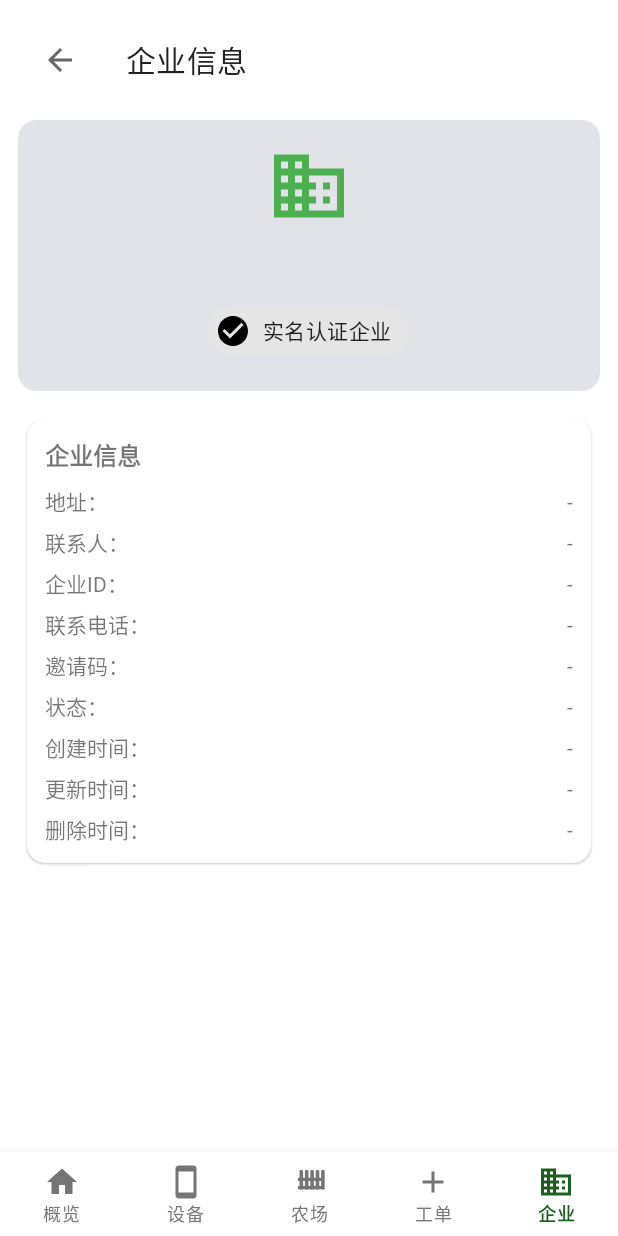
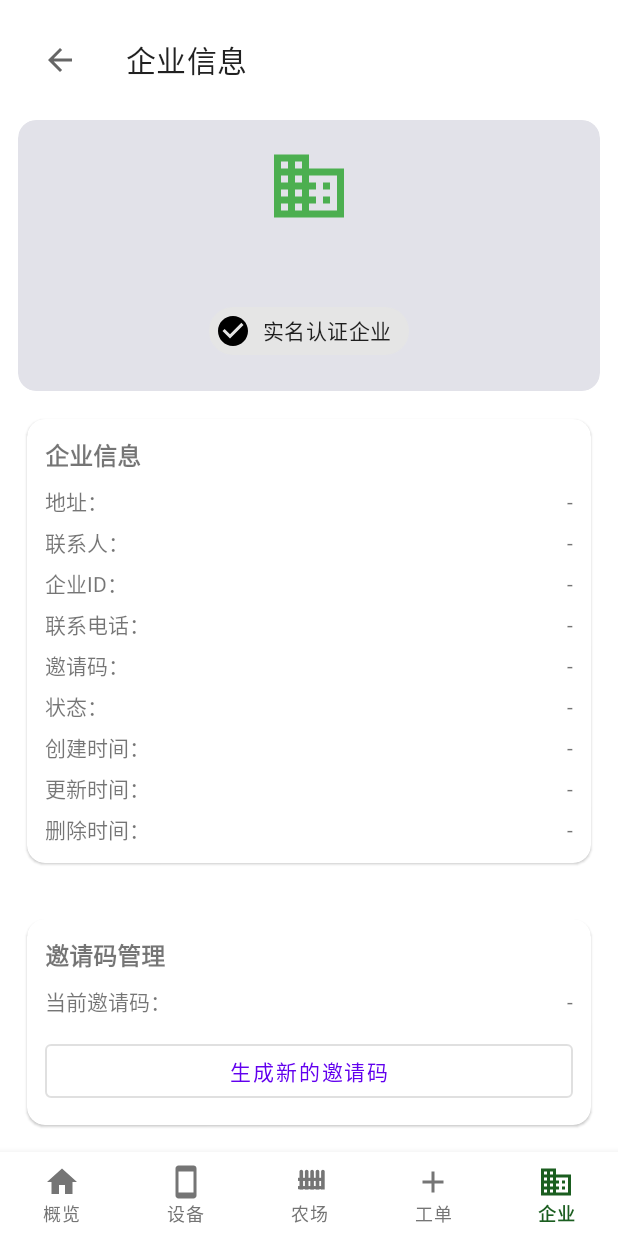
Before and after one commit to kaijiewang-1/modelfarm, an Android app built with Jetpack Compose: the company_info screen opened directly, with no data from a screen before it, on a phone screen of 412 x 824 dp. Run offline under Robolectric (Android 15) with nearby library versions, the light colour scheme and no system bars; network calls fail; 2 statements that could not run were skipped.

Commit message:
添加了企业生成邀请码的功能

```diff
--- a/app/src/main/java/com/example/modelfarm/network/services/UserApiService.kt
+++ b/app/src/main/java/com/example/modelfarm/network/services/UserApiService.kt
@@ -73,7 +73,7 @@ interface UserApiService {
      * 用户加入企业
      */
     @POST("/user/join")
-    fun joinEnterprise(@Body request: JoinEnterpriseRequest): Call<ApiResponse<Nothing>>
+    fun joinEnterprise(@Body request: JoinEnterpriseRequest): Call<ApiResponse<Void>>
 }
 
 /**
--- a/app/src/main/java/farm/farm_detail.java
+++ b/app/src/main/java/farm/farm_detail.java
@@ -46,7 +46,6 @@ public class farm_detail extends AppCompatActivity {
         super.onCreate(savedInstanceState);
         EdgeToEdge.enable(this);
         setContentView(R.layout.activity_farm_detail);
-
         initViews();
         setupToolbar();
         setupRecyclerView();
--- a/app/src/main/res/layout/activity_company_info.xml
+++ b/app/src/main/res/layout/activity_company_info.xml
@@ -10,7 +10,7 @@
         android:layout_width="match_parent"
         android:layout_height="match_parent"
         android:fillViewport="true"
-        android:paddingBottom="96dp">
+        android:paddingBottom="56dp">
 
         <LinearLayout
             android:layout_width="match_parent"
@@ -293,6 +293,8 @@
                 </LinearLayout>
 
             </LinearLayout>
+
+
         </com.google.android.material.card.MaterialCardView>
 
         <!-- 企业统计 卡 -->
@@ -304,8 +306,64 @@
 
 
         </com.google.android.material.card.MaterialCardView>
+
+        <com.google.android.material.card.MaterialCardView
+                android:layout_width="match_parent"
+                android:layout_height="wrap_content"
+                android:layout_marginTop="12dp"
+                app:cardCornerRadius="12dp"
+                app:cardUseCompatPadding="true">
+
+                <LinearLayout
+                    android:layout_width="match_parent"
+                    android:layout_height="wrap_content"
+                    android:orientation="vertical"
+                    android:padding="12dp">
+
+                    <TextView
+                        android:layout_width="wrap_content"
+                        android:layout_height="wrap_content"
+                        android:text="邀请码管理"
+                        android:textStyle="bold"
+                        android:textSize="16sp" />
+
+                    <LinearLayout
+                        android:layout_width="match_parent"
+                        android:layout_height="wrap_content"
+                        android:orientation="horizontal"
+                        android:layout_marginTop="8dp">
+
+                        <TextView
+                            android:layout_width="0dp"
+                            android:layout_height="wrap_content"
+                            android:layout_weight="1"
+                            android:text="当前邀请码："
+                            android:textSize="14sp" />
+
+                        <TextView
+                            android:id="@+id/tv_current_invited_code"
+                            android:layout_width="wrap_content"
+                            android:layout_height="wrap_content"
+                            android:text="-"
+                            android:textSize="14sp" />
+
+                    </LinearLayout>
+
+                    <com.google.android.material.button.MaterialButton
+                        android:id="@+id/btn_generate_invited_code"
+                        android:layout_width="match_parent"
+                        android:layout_height="wrap_content"
+                        android:layout_marginTop="12dp"
+                        android:text="生成新的邀请码"  style="@style/Widget.MaterialComponents.Button.OutlinedButton" />
+
+                </LinearLayout>
+            </com.google.android.material.card.MaterialCardView>
         </LinearLayout>
+
+
     </androidx.core.widget.NestedScrollView>
+
+
 
     <com.google.android.material.bottomnavigation.BottomNavigationView
         android:id="@+id/bottomNavigation"
--- a/app/src/main/res/layout/activity_farm_point_detail.xml
+++ b/app/src/main/res/layout/activity_farm_point_detail.xml
@@ -4,7 +4,8 @@
     android:layout_width="match_parent"
     android:layout_height="match_parent"
     android:orientation="vertical"
-    android:background="#F5F5F5">
+    android:background="#F5F5F5"
+    android:fitsSystemWindows="true">
 
     <!-- 顶部工具栏 -->
     <com.google.android.material.appbar.MaterialToolbar
@@ -12,7 +13,7 @@
         android:layout_width="match_parent"
         android:layout_height="?attr/actionBarSize"
         android:background="@color/material_dynamic_primary"
-        app:title="农场点详情"
+        app:title="养殖点详情"
         app:titleTextColor="@android:color/white"
         app:navigationIcon="@drawable/ic_arrow_back"
         app:navigationIconTint="@android:color/white" />
```
Also changed, not shown: app/src/main/java/com/example/modelfarm/network/repositories/UserRepository.kt (+4 -4 lines), app/src/main/java/company/company_info.java (+83 -0 lines), app/src/main/java/farm/farm_list.java (+5 -16 lines), app/src/main/java/logins/create_company.java (+68 -6 lines), app/src/main/java/logins/join_company.java (+66 -11 lines), app/src/main/res/layout/activity_join_company.xml (+4 -21 lines).
